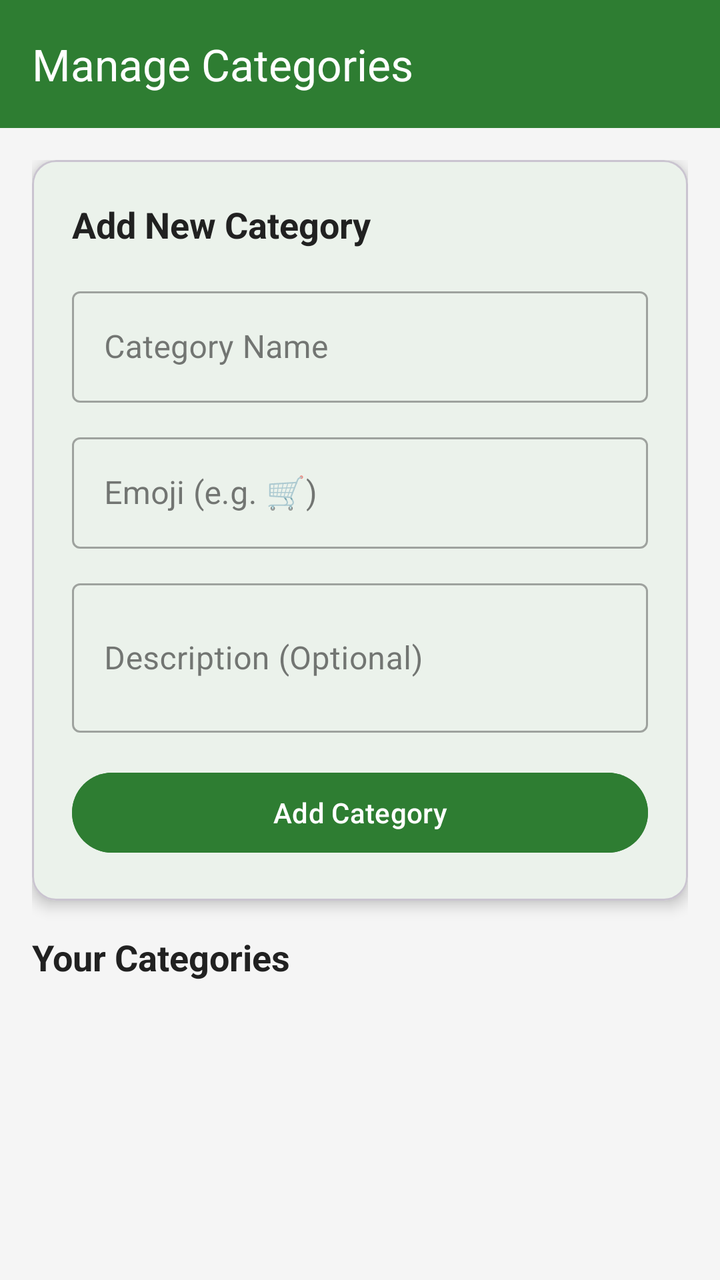
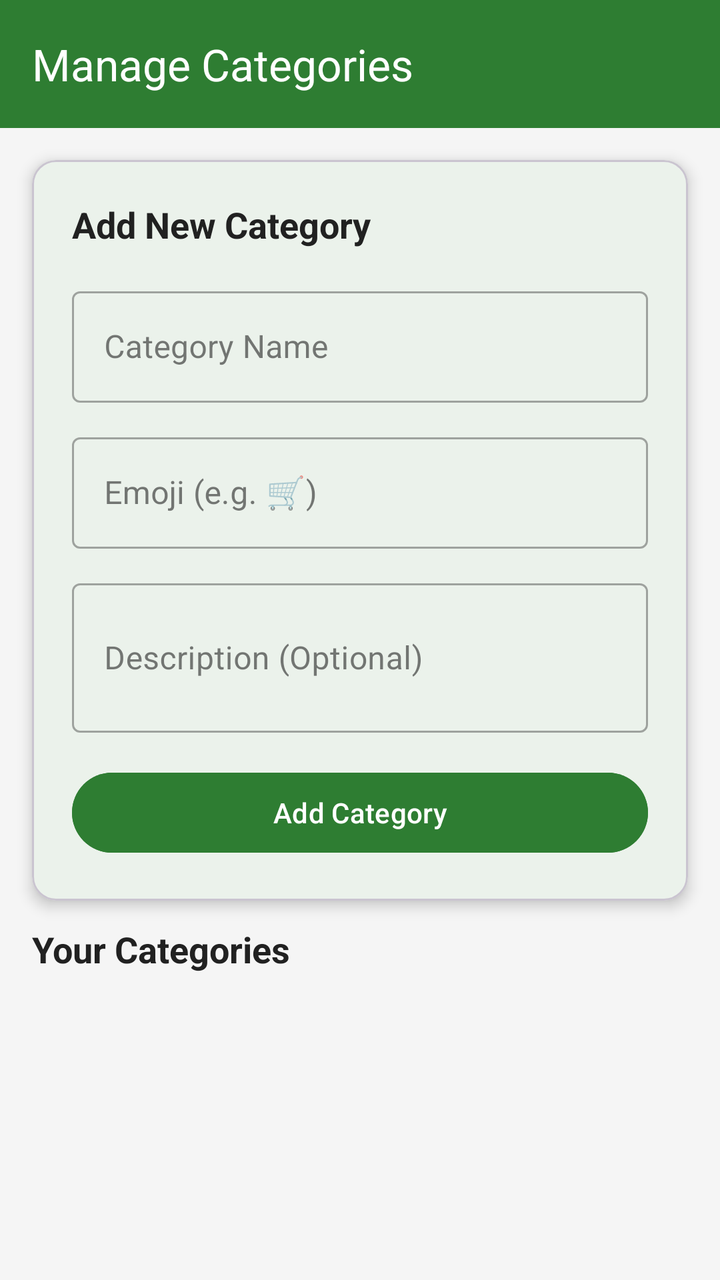

An Android layout rendered at two revisions. The XML below is the earlier revision; the diff shows what the commit changed to produce the second picture.
<!-- AndroidManifest.xml: application theme Theme.FinFlow -->
<!-- res/layout/fragment_manage_categories.xml -->
<?xml version="1.0" encoding="utf-8"?>
<androidx.constraintlayout.widget.ConstraintLayout
    xmlns:android="http://schemas.android.com/apk/res/android"
    xmlns:app="http://schemas.android.com/apk/res-auto"
    android:layout_width="match_parent"
    android:layout_height="match_parent"
    android:background="@color/background_secondary">

    <com.google.android.material.appbar.MaterialToolbar
        android:id="@+id/toolbar"
        android:layout_width="match_parent"
        android:layout_height="?attr/actionBarSize"
        android:background="@color/green_primary"
        android:elevation="4dp"
        app:title="Manage Categories"
        app:titleTextColor="@color/white"
        app:layout_constraintTop_toTopOf="parent" />

    <ScrollView
        android:layout_width="match_parent"
        android:layout_height="0dp"
        app:layout_constraintTop_toBottomOf="@id/toolbar"
        app:layout_constraintBottom_toBottomOf="parent">

        <LinearLayout
            android:layout_width="match_parent"
            android:layout_height="wrap_content"
            android:orientation="vertical"
            android:padding="16dp">

            
            <com.google.android.material.card.MaterialCardView
                android:layout_width="match_parent"
                android:layout_height="wrap_content"
                android:layout_marginBottom="16dp"
                app:cardCornerRadius="12dp"
                app:cardElevation="4dp">

                <LinearLayout
                    android:layout_width="match_parent"
                    android:layout_height="wrap_content"
                    android:orientation="vertical"
                    android:padding="20dp">

                    <TextView
                        android:layout_width="wrap_content"
                        android:layout_height="wrap_content"
                        android:text="Add New Category"
                        android:textSize="18sp"
                        android:textStyle="bold"
                        android:textColor="@color/text_primary"
                        android:layout_marginBottom="16dp" />

                    <com.google.android.material.textfield.TextInputLayout
                        android:layout_width="match_parent"
                        android:layout_height="wrap_content"
                        android:hint="Category Name"
                        style="@style/Widget.MaterialComponents.TextInputLayout.OutlinedBox"
                        android:layout_marginBottom="12dp">

                        <com.google.android.material.textfield.TextInputEditText
                            android:id="@+id/et_category_name"
                            android:layout_width="match_parent"
                            android:layout_height="wrap_content"
                            android:inputType="textCapWords" />
                    </com.google.android.material.textfield.TextInputLayout>

                    <com.google.android.material.textfield.TextInputLayout
                        android:layout_width="match_parent"
                        android:layout_height="wrap_content"
                        android:hint="Emoji (e.g. 🛒)"
                        style="@style/Widget.MaterialComponents.TextInputLayout.OutlinedBox"
                        android:layout_marginBottom="12dp">

                        <com.google.android.material.textfield.TextInputEditText
                            android:id="@+id/et_category_emoji"
                            android:layout_width="match_parent"
                            android:layout_height="wrap_content"
                            android:maxLength="2" />
                    </com.google.android.material.textfield.TextInputLayout>

                    <com.google.android.material.textfield.TextInputLayout
                        android:layout_width="match_parent"
                        android:layout_height="wrap_content"
                        android:hint="Description (Optional)"
                        style="@style/Widget.MaterialComponents.TextInputLayout.OutlinedBox"
                        android:layout_marginBottom="16dp">

                        <com.google.android.material.textfield.TextInputEditText
                            android:id="@+id/et_category_description"
                            android:layout_width="match_parent"
                            android:layout_height="wrap_content"
                            android:inputType="textMultiLine"
                            android:lines="2" />
                    </com.google.android.material.textfield.TextInputLayout>

                    <com.google.android.material.button.MaterialButton
                        android:id="@+id/btn_add_category"
                        android:layout_width="match_parent"
                        android:layout_height="wrap_content"
                        android:text="Add Category"
                        android:backgroundTint="@color/green_primary" />

                </LinearLayout>
            </com.google.android.material.card.MaterialCardView>

            
            <TextView
                android:layout_width="wrap_content"
                android:layout_height="wrap_content"
                android:text="Your Categories"
                android:textSize="18sp"
                android:textStyle="bold"
                android:textColor="@color/text_primary"
                android:layout_marginBottom="12dp" />

            <androidx.recyclerview.widget.RecyclerView
                android:id="@+id/rv_categories"
                android:layout_width="match_parent"
                android:layout_height="wrap_content"
                android:nestedScrollingEnabled="false" />

        </LinearLayout>
    </ScrollView>

</androidx.constraintlayout.widget.ConstraintLayout>
<!-- resources referenced by this layout -->
<resources>
  <color name="background_secondary">#F5F5F5</color>
  <color name="green_primary">#2E7D32</color>
  <color name="text_primary">#212121</color>
  <color name="white">#FFFFFFFF</color>
  <style name="Theme.FinFlow" parent="Base.Theme.FinFlow" />
  <style name="Base.Theme.FinFlow" parent="Theme.Material3.Light.NoActionBar">
          <item name="colorPrimary">@color/green_primary</item>
          <item name="colorPrimaryVariant">@color/green_dark</item>
          <item name="colorOnPrimary">@color/white</item>
  
          <item name="colorSecondary">@color/green_light</item>
          <item name="colorSecondaryVariant">@color/green_dark</item>
          <item name="colorOnSecondary">@color/white</item>
  
          <item name="android:statusBarColor">@color/green_primary</item>
          <item name="android:windowLightStatusBar">false</item>
  
          <item name="colorSurface">@color/background_card</item>
          <item name="colorOnSurface">@color/text_primary</item>
  
          <item name="android:textColorPrimary">@color/text_primary</item>
          <item name="android:textColorSecondary">@color/text_secondary</item>
          <item name="android:textColorHint">@color/text_hint</item>
      </style>
  <color name="green_dark">#1B5E20</color>
  <color name="green_light">#66BB6A</color>
  <color name="background_card">#FFFFFF</color>
  <color name="text_secondary">#757575</color>
  <color name="text_hint">#BDBDBD</color>
</resources>

<!-- the commit's change to res/layout/fragment_manage_categories.xml (unified diff, before → after) -->
@@ -16,111 +16,116 @@
         app:titleTextColor="@color/white"
         app:layout_constraintTop_toTopOf="parent" />
 
-    <ScrollView
+    
+    <com.google.android.material.card.MaterialCardView
+        android:id="@+id/card_add_category"
         android:layout_width="match_parent"
-        android:layout_height="0dp"
+        android:layout_height="wrap_content"
+        android:layout_marginStart="16dp"
+        android:layout_marginEnd="16dp"
+        android:layout_marginTop="16dp"
+        app:cardCornerRadius="12dp"
+        app:cardElevation="4dp"
         app:layout_constraintTop_toBottomOf="@id/toolbar"
-        app:layout_constraintBottom_toBottomOf="parent">
+        app:layout_constraintStart_toStartOf="parent"
+        app:layout_constraintEnd_toEndOf="parent">
 
         <LinearLayout
             android:layout_width="match_parent"
             android:layout_height="wrap_content"
             android:orientation="vertical"
-            android:padding="16dp">
+            android:padding="20dp">
 
-            
-            <com.google.android.material.card.MaterialCardView
-                android:layout_width="match_parent"
-                android:layout_height="wrap_content"
-                android:layout_marginBottom="16dp"
-                app:cardCornerRadius="12dp"
-                app:cardElevation="4dp">
-
-                <LinearLayout
-                    android:layout_width="match_parent"
-                    android:layout_height="wrap_content"
-                    android:orientation="vertical"
-                    android:padding="20dp">
-
-                    <TextView
-                        android:layout_width="wrap_content"
-                        android:layout_height="wrap_content"
-                        android:text="Add New Category"
-                        android:textSize="18sp"
-                        android:textStyle="bold"
-                        android:textColor="@color/text_primary"
-                        android:layout_marginBottom="16dp" />
-
-                    <com.google.android.material.textfield.TextInputLayout
-                        android:layout_width="match_parent"
-                        android:layout_height="wrap_content"
-                        android:hint="Category Name"
-                        style="@style/Widget.MaterialComponents.TextInputLayout.OutlinedBox"
-                        android:layout_marginBottom="12dp">
-
-                        <com.google.android.material.textfield.TextInputEditText
-                            android:id="@+id/et_category_name"
-                            android:layout_width="match_parent"
-                            android:layout_height="wrap_content"
-                            android:inputType="textCapWords" />
-                    </com.google.android.material.textfield.TextInputLayout>
-
-                    <com.google.android.material.textfield.TextInputLayout
-                        android:layout_width="match_parent"
-                        android:layout_height="wrap_content"
-                        android:hint="Emoji (e.g. 🛒)"
-                        style="@style/Widget.MaterialComponents.TextInputLayout.OutlinedBox"
-                        android:layout_marginBottom="12dp">
-
-                        <com.google.android.material.textfield.TextInputEditText
-                            android:id="@+id/et_category_emoji"
-                            android:layout_width="match_parent"
-                            android:layout_height="wrap_content"
-                            android:maxLength="2" />
-                    </com.google.android.material.textfield.TextInputLayout>
-
-                    <com.google.android.material.textfield.TextInputLayout
-                        android:layout_width="match_parent"
-                        android:layout_height="wrap_content"
-                        android:hint="Description (Optional)"
-                        style="@style/Widget.MaterialComponents.TextInputLayout.OutlinedBox"
-                        android:layout_marginBottom="16dp">
-
-                        <com.google.android.material.textfield.TextInputEditText
-                            android:id="@+id/et_category_description"
-                            android:layout_width="match_parent"
-                            android:layout_height="wrap_content"
-                            android:inputType="textMultiLine"
-                            android:lines="2" />
-                    </com.google.android.material.textfield.TextInputLayout>
-
-                    <com.google.android.material.button.MaterialButton
-                        android:id="@+id/btn_add_category"
-                        android:layout_width="match_parent"
-                        android:layout_height="wrap_content"
-                        android:text="Add Category"
-                        android:backgroundTint="@color/green_primary" />
-
-                </LinearLayout>
-            </com.google.android.material.card.MaterialCardView>
-
-            
             <TextView
                 android:layout_width="wrap_content"
                 android:layout_height="wrap_content"
-                android:text="Your Categories"
+                android:text="Add New Category"
                 android:textSize="18sp"
                 android:textStyle="bold"
                 android:textColor="@color/text_primary"
-                android:layout_marginBottom="12dp" />
+                android:layout_marginBottom="16dp" />
 
-            <androidx.recyclerview.widget.RecyclerView
-                android:id="@+id/rv_categories"
+            <com.google.android.material.textfield.TextInputLayout
                 android:layout_width="match_parent"
                 android:layout_height="wrap_content"
-                android:nestedScrollingEnabled="false" />
+                android:hint="Category Name"
+                style="@style/Widget.MaterialComponents.TextInputLayout.OutlinedBox"
+                android:layout_marginBottom="12dp">
+
+                <com.google.android.material.textfield.TextInputEditText
+                    android:id="@+id/et_category_name"
+                    android:layout_width="match_parent"
+                    android:layout_height="wrap_content"
+                    android:inputType="textCapWords" />
+            </com.google.android.material.textfield.TextInputLayout>
+
+            <com.google.android.material.textfield.TextInputLayout
+                android:layout_width="match_parent"
+                android:layout_height="wrap_content"
+                android:hint="Emoji (e.g. 🛒)"
+                style="@style/Widget.MaterialComponents.TextInputLayout.OutlinedBox"
+                android:layout_marginBottom="12dp">
+
+                <com.google.android.material.textfield.TextInputEditText
+                    android:id="@+id/et_category_emoji"
+                    android:layout_width="match_parent"
+                    android:layout_height="wrap_content"
+                    android:maxLength="2" />
+            </com.google.android.material.textfield.TextInputLayout>
+
+            <com.google.android.material.textfield.TextInputLayout
+                android:layout_width="match_parent"
+                android:layout_height="wrap_content"
+                android:hint="Description (Optional)"
+                style="@style/Widget.MaterialComponents.TextInputLayout.OutlinedBox"
+                android:layout_marginBottom="16dp">
+
+                <com.google.android.material.textfield.TextInputEditText
+                    android:id="@+id/et_category_description"
+                    android:layout_width="match_parent"
+                    android:layout_height="wrap_content"
+                    android:inputType="textMultiLine"
+                    android:lines="2" />
+            </com.google.android.material.textfield.TextInputLayout>
+
+            <com.google.android.material.button.MaterialButton
+                android:id="@+id/btn_add_category"
+                android:layout_width="match_parent"
+                android:layout_height="wrap_content"
+                android:text="Add Category"
+                android:backgroundTint="@color/green_primary" />
 
         </LinearLayout>
-    </ScrollView>
+    </com.google.android.material.card.MaterialCardView>
+
+    
+    <TextView
+        android:id="@+id/tv_categories_label"
+        android:layout_width="wrap_content"
+        android:layout_height="wrap_content"
+        android:text="Your Categories"
+        android:textSize="18sp"
+        android:textStyle="bold"
+        android:textColor="@color/text_primary"
+        android:layout_marginStart="16dp"
+        android:layout_marginTop="12dp"
+        android:layout_marginBottom="8dp"
+        app:layout_constraintTop_toBottomOf="@id/card_add_category"
+        app:layout_constraintStart_toStartOf="parent" />
+
+    
+    <androidx.recyclerview.widget.RecyclerView
+        android:id="@+id/rv_categories"
+        android:layout_width="match_parent"
+        android:layout_height="0dp"
+        android:paddingStart="16dp"
+        android:paddingEnd="16dp"
+        android:paddingBottom="16dp"
+        android:clipToPadding="false"
+        android:nestedScrollingEnabled="true"
+        app:layout_constraintTop_toBottomOf="@id/tv_categories_label"
+        app:layout_constraintBottom_toBottomOf="parent"
+        app:layout_constraintStart_toStartOf="parent"
+        app:layout_constraintEnd_toEndOf="parent" />
 
 </androidx.constraintlayout.widget.ConstraintLayout>
